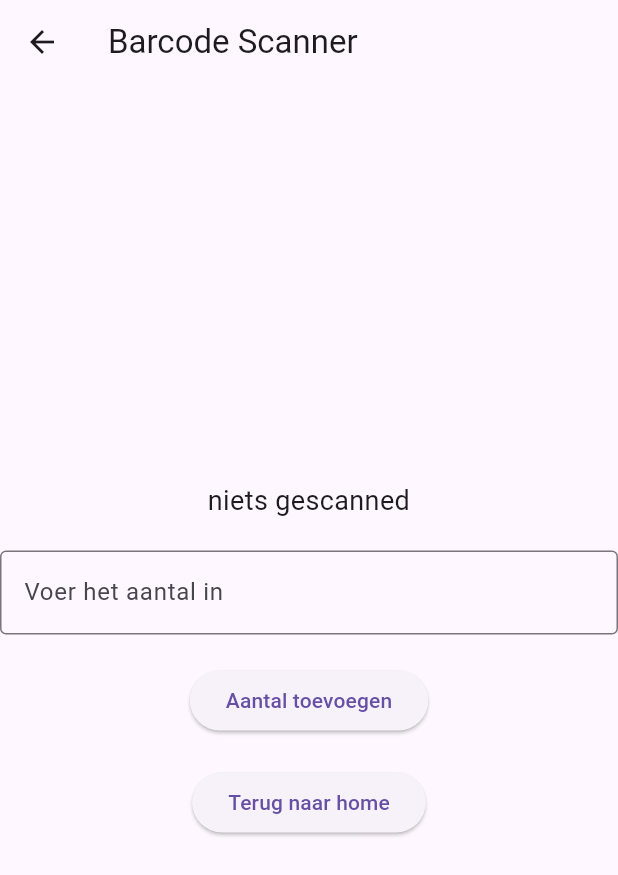
After one commit to loek08/app, a Flutter app: the screen it shows after launch, after a tap on "Naar test page", on a phone screen of 412 x 824 dp. The commit adds this screen. Shown: the top 875 px of the screen. Run offline on Flutter 3.47's test engine with Material 3 defaults, Android fonts, the light colour scheme and no system bars; our stand-ins replace shared_preferences; missing offline and left inert: barcode_scan2.

Commit message:
test page toe gevoegd om aantal beter te kunnen toevoegen

```diff
--- /dev/null
+++ b/lib/bs.dart
@@ -0,0 +1,99 @@
+import 'package:flutter/material.dart';
+import 'package:barcode_scan2/barcode_scan2.dart';
+import 'barcode.dart';
+
+class test extends StatefulWidget {
+  @override
+  _test createState() => _test();
+}
+
+class _test extends State<test> {
+  final Barcode barcode = Barcode();
+  String scannedResult = 'niets gescanned';
+  final TextEditingController _quantityController = TextEditingController();
+
+  void scanAndAddQuantity() async {
+    try {
+      var result = await BarcodeScanner.scan(); // Scan de barcode
+      String barcodeKey = result.rawContent;
+
+      if (barcodeKey.isNotEmpty) {
+        // Controleer of barcode bekend is
+        if (barcode.productDatabase.containsKey(barcodeKey)) {
+          // Haal ingevoerde hoeveelheid op
+          int quantity = int.tryParse(_quantityController.text) ?? 0;
+
+          if (quantity > 0) {
+            // Voeg het aantal toe aan de database
+            setState(() {
+              barcode.productDatabase[barcodeKey]!['quantity'] += quantity;
+              barcode.saveDatabase(); // Sla op in shared_preferences
+
+              scannedResult =
+                  "Aantal toegevoegd: ${barcode.productDatabase[barcodeKey]!['name']} - Nieuw aantal: ${barcode.productDatabase[barcodeKey]!['quantity']}";
+              _quantityController.clear(); // Leeg het invoerveld
+            });
+          } else {
+            setState(() {
+              scannedResult = "Fout: voer een geldig aantal in";
+            });
+          }
+        } else {
+          setState(() {
+            scannedResult = "Onbekende barcode: ${barcodeKey}";
+          });
+        }
+      } else {
+        setState(() {
+          scannedResult = "Fout: geen barcode gescand";
+        });
+      }
+    } catch (e) {
+      setState(() {
+        scannedResult = "Fout bij scannen: $e";
+      });
+    }
+  }
+
+  @override
+  Widget build(BuildContext context) {
+    return Scaffold(
+      appBar: AppBar(
+        title: Text('Barcode Scanner'),
+      ),
+      body: Center(
+        child: Column(
+          mainAxisAlignment: MainAxisAlignment.center,
+          children: <Widget>[
+            Text(
+              scannedResult,
+              textAlign: TextAlign.center,
+              style: TextStyle(fontSize: 18),
+            ),
+            SizedBox(height: 20),
+            TextField(
+              controller: _quantityController,
+              keyboardType: TextInputType.number,
+              decoration: InputDecoration(
+                labelText: 'Voer het aantal in',
+                border: OutlineInputBorder(),
+              ),
+            ),
+            SizedBox(height: 20),
+            ElevatedButton(
+              onPressed: scanAndAddQuantity,
+              child: Text('Aantal toevoegen'),
+            ),
+            SizedBox(height: 20),
+            ElevatedButton(
+              onPressed: () {
+                Navigator.pop(context);
+              },
+              child: Text('Terug naar home'),
+            ),
+          ],
+        ),
+      ),
+    );
+  }
+}
--- a/lib/home.dart
+++ b/lib/home.dart
@@ -65,10 +65,29 @@ class Home extends StatelessWidget {
           ],
         ),
       ),
+      // body: Center(
+      //   child: Text(
+      //     'Welkom bij de Barcode App!',
+      //     style: TextStyle(fontSize: 24),
+      //   ),
+
+      // ),
       body: Center(
-        child: Text(
-          'Welkom bij de Barcode App!',
-          style: TextStyle(fontSize: 24),
+        child: Column(
+          mainAxisAlignment: MainAxisAlignment.center,
+          children: <Widget>[
+            Text(
+              'Welkom bij de Barcode App!',
+              style: TextStyle(fontSize: 24),
+            ),
+            SizedBox(height: 20),
+            ElevatedButton(
+              onPressed: () {
+                Navigator.pushNamed(context, '/bs');
+              },
+              child: Text('Naar test page'),
+            )
+          ],
         ),
       ),
     );
--- a/lib/main.dart
+++ b/lib/main.dart
@@ -5,6 +5,7 @@ import 'barcode-scan en aantal -1.dart';
 import "add_unknown_barcode.dart";
 import 'delete_known_barcode.dart';
 import 'barcode_list.dart';
+import 'bs.dart';
 
 void main() {
   runApp(MyApp());
@@ -20,6 +21,7 @@ class MyApp extends StatelessWidget {
       '/addunknownbarcode': (context) => AddUnknownBarcodePage(),
       '/deleteknownbarcode': (context) => DeleteKnownBarcodePage(),
       '/list': (context) => BarcodeListPage(),
+      '/bs': (context) => test(),
     });
   }
 }
```
Also changed, not shown: lib/barcode-scan.dart (+36 -31 lines).
